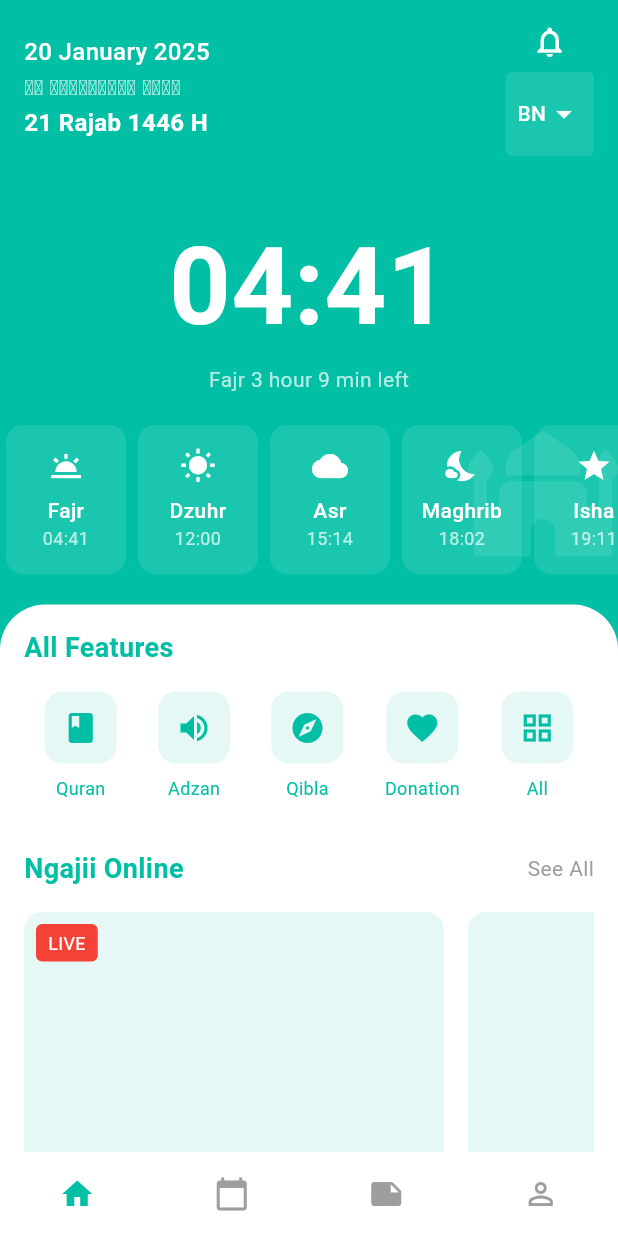
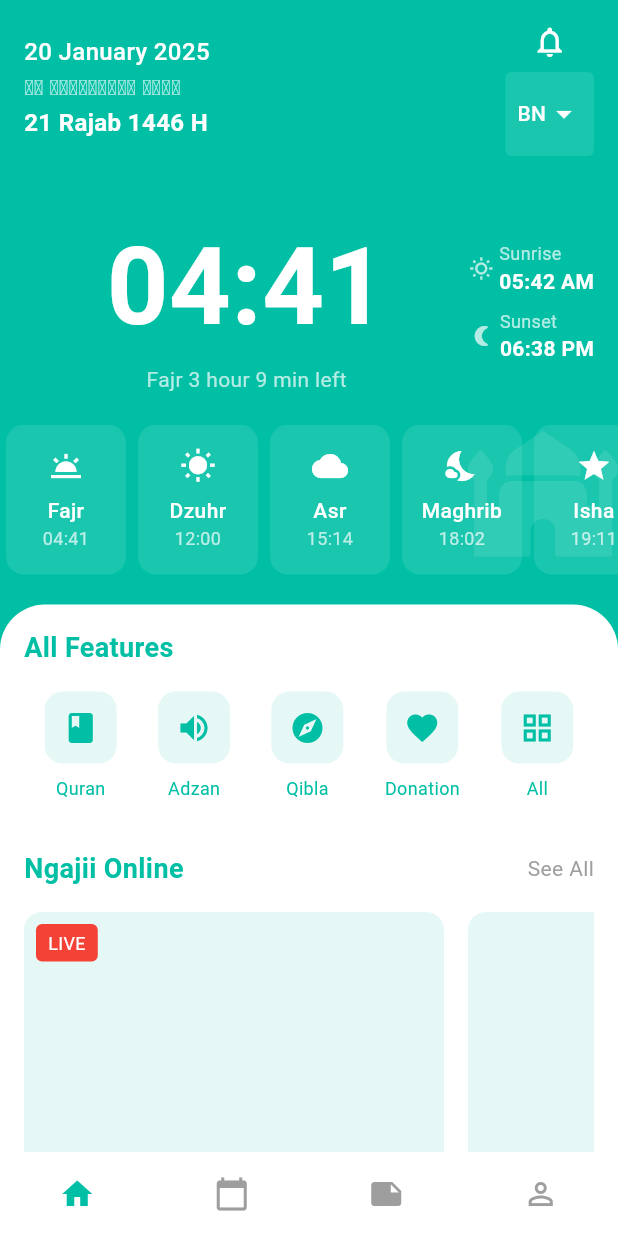
Before and after one commit to masudparvez2050/islamic-app, a Flutter app: the screen it shows after launch, on a phone screen of 412 x 824 dp. Run offline on Flutter 3.47's test engine with Material 3 defaults, Android fonts, the phone set to English and light mode, and no system bars; our stand-ins replace hijri.

Commit message:
initial project setup

```diff
--- a/lib/main.dart
+++ b/lib/main.dart
@@ -257,9 +257,35 @@ class HomeScreen extends StatelessWidget {
     );
   }
 
+  // Widget _buildTimeDisplay() {
+  //   return Container(
+  //     padding: const EdgeInsets.symmetric(vertical: 20),
+  //     child: Column(
+  //       children: const [
+  //         Text(
+  //           '04:41',
+  //           style: TextStyle(
+  //             color: Colors.white,
+  //             fontSize: 72,
+  //             fontWeight: FontWeight.bold,
+  //           ),
+  //         ),
+  //         Text(
+  //           'Fajr 3 hour 9 min left',
+  //           style: TextStyle(color: Colors.white70),
+  //         ),
+  //       ],
+  //     ),
+  //   );
+  // }
+
   Widget _buildTimeDisplay() {
     return Container(
-      padding: const EdgeInsets.symmetric(vertical: 20),
+      padding: const EdgeInsets.symmetric(vertical: 20, horizontal: 16),
+      child: Row(
+        crossAxisAlignment: CrossAxisAlignment.center,
+        children: [
+          Expanded(
             child: Column(
               children: const [
                 Text(
@@ -276,6 +302,51 @@ class HomeScreen extends StatelessWidget {
                 ),
               ],
             ),
+          ),
+          Column(
+            crossAxisAlignment: CrossAxisAlignment.end,
+            children: [
+              _buildSunTimeInfo(Icons.wb_sunny_outlined, 'Sunrise', '05:42 AM'),
+              const SizedBox(height: 8),
+              _buildSunTimeInfo(Icons.nightlight_round, 'Sunset', '06:38 PM'),
+            ],
+          ),
+        ],
+      ),
+    );
+  }
+
+  Widget _buildSunTimeInfo(IconData icon, String label, String time) {
+    return Row(
+      mainAxisSize: MainAxisSize.min,
+      children: [
+        Icon(
+          icon,
+          color: Colors.white70,
+          size: 16,
+        ),
+        const SizedBox(width: 4),
+        Column(
+          crossAxisAlignment: CrossAxisAlignment.start,
+          children: [
+            Text(
+              label,
+              style: const TextStyle(
+                color: Colors.white70,
+                fontSize: 12,
+              ),
+            ),
+            Text(
+              time,
+              style: const TextStyle(
+                color: Colors.white,
+                fontSize: 14,
+                fontWeight: FontWeight.bold,
+              ),
+            ),
+          ],
+        ),
+      ],
     );
   }
 
```
Lines whose indentation alone changed are shown as unchanged.
